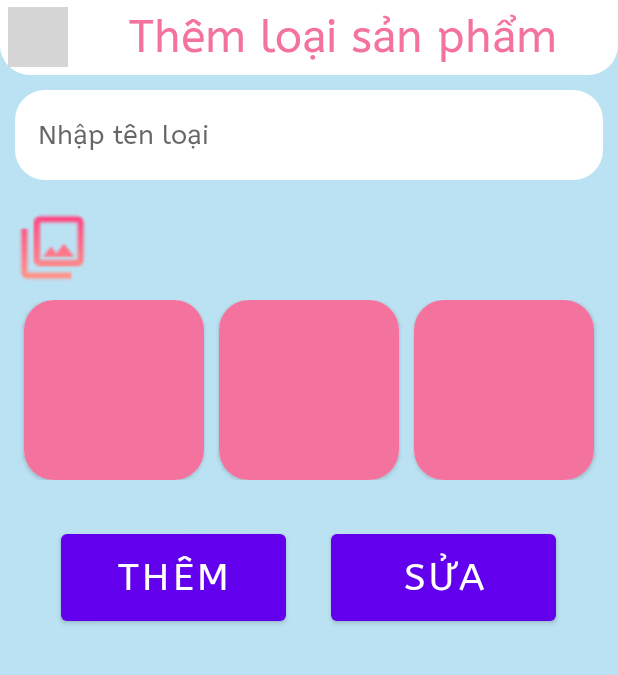
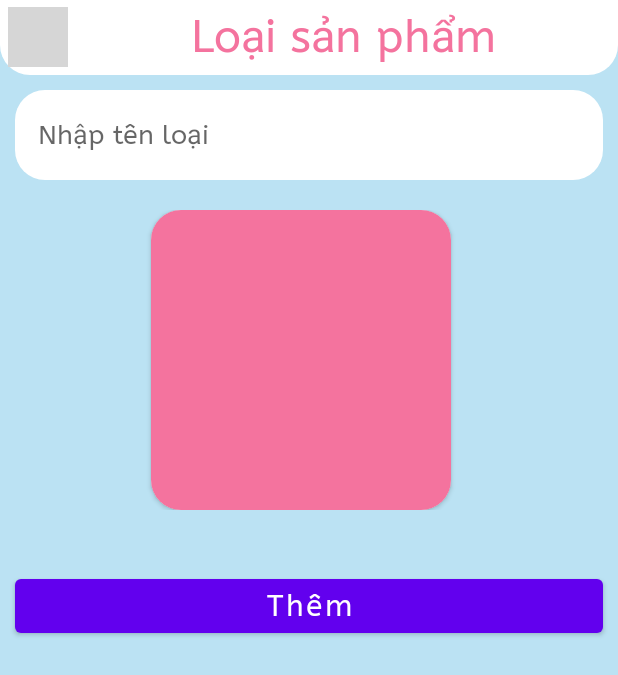
Before and after one commit to thongnguyen121/BeautyStore, an Android app: the Activity_add_Categories screen opened directly, with no data from a screen before it, on a phone screen of 412 x 824 dp. Shown: the top 675 px of the screen. Run offline under Robolectric (Android 15) with nearby library versions, the phone set to English and light mode, and no system bars; our stand-ins replace Firebase (no records; nobody signed in at launch, a user with empty details on screens opened directly); pictures from the network do not load; 3 statements that could not run were skipped; grey boxes are pictures that could not be loaded.

Commit message:
Thêm và sửa Loại sản phẩm

```diff
--- a/app/src/main/java/com/example/beautystore/activity/Activity_add_Categories.java
+++ b/app/src/main/java/com/example/beautystore/activity/Activity_add_Categories.java
@@ -1,16 +1,254 @@
 package com.example.beautystore.activity;
 
+import androidx.activity.result.ActivityResult;
+import androidx.activity.result.ActivityResultCallback;
+import androidx.activity.result.ActivityResultLauncher;
+import androidx.activity.result.contract.ActivityResultContracts;
+import androidx.annotation.NonNull;
 import androidx.appcompat.app.AppCompatActivity;
 
+import android.content.Intent;
+import android.net.Uri;
+import android.os.Build;
 import android.os.Bundle;
+import android.provider.MediaStore;
+import android.text.TextUtils;
+import android.util.Log;
+import android.view.View;
+import android.widget.Button;
+import android.widget.EditText;
+import android.widget.ImageView;
+import android.widget.Toast;
 
+import com.bumptech.glide.Glide;
 import com.example.beautystore.R;
+import com.example.beautystore.fragments.Fragment_warehouse_list;
+import com.example.beautystore.model.Categories;
+import com.google.android.gms.tasks.OnFailureListener;
+import com.google.android.gms.tasks.OnSuccessListener;
+import com.google.android.gms.tasks.Task;
+import com.google.firebase.database.DataSnapshot;
+import com.google.firebase.database.DatabaseError;
+import com.google.firebase.database.DatabaseReference;
+import com.google.firebase.database.FirebaseDatabase;
+import com.google.firebase.database.ValueEventListener;
+import com.google.firebase.storage.FirebaseStorage;
+import com.google.firebase.storage.StorageReference;
+import com.google.firebase.storage.UploadTask;
+
+import java.util.ArrayList;
+import java.util.HashMap;
+import java.util.Map;
 
 public class Activity_add_Categories extends AppCompatActivity {
+    ImageView ivBack, imgCategory;
+    EditText edtNameCate;
+    Button btnAddCate, btnEditCate;
+    ActivityResultLauncher<Intent> resultLauncher;
+    Uri imageURI;
+    String id_cate = "",autoId_category , nameCate,oldImageURI;
+    FirebaseDatabase firebaseDatabase;
+    DatabaseReference databaseReference, reference;
+    boolean status;
 
     @Override
     protected void onCreate(Bundle savedInstanceState) {
         super.onCreate(savedInstanceState);
         setContentView(R.layout.activity_add_categories);
+        setControl();
+        firebaseDatabase = FirebaseDatabase.getInstance();
+        databaseReference = firebaseDatabase.getReference();
+        status = Fragment_warehouse_list.statusCate;
+        id_cate = getIntent().getStringExtra("id_category");
+        setEvent();
+
+    }
+
+    private void loadCategory(String id_cate) {
+        databaseReference.child("Categories").child(id_cate).addListenerForSingleValueEvent(new ValueEventListener() {
+            @Override
+            public void onDataChange(@NonNull DataSnapshot snapshot) {
+                Categories categories = snapshot.getValue(Categories.class);
+                edtNameCate.setText(categories.getCategories_name());
+                Glide.with(Activity_add_Categories.this).load(categories.getImg_categories()).into(imgCategory);
+                oldImageURI = categories.getImg_categories();
+            }
+
+            @Override
+            public void onCancelled(@NonNull DatabaseError error) {
+
+            }
+        });
+//        Toast.makeText(this, "id la " + id_cate, Toast.LENGTH_SHORT).show();
+    }
+
+    private void setEvent() {
+        getIDCategories();
+        ivBack.setOnClickListener(new View.OnClickListener() {
+            @Override
+            public void onClick(View view) {
+                onBackPressed();
+            }
+        });
+
+        if (status) {
+            btnEditCate.setVisibility(View.GONE);
+            Log.d("TAG", "id cua loai " + id_cate);
+        } else {
+            btnAddCate.setVisibility(View.GONE);
+            Log.d("TAG", "id cua loai " + id_cate);
+        }
+        registerResult();
+        imgCategory.setOnClickListener(new View.OnClickListener() {
+            @Override
+            public void onClick(View view) {
+                Intent i = new Intent();
+                if (Build.VERSION.SDK_INT > 30) {
+                    i = new Intent(MediaStore.ACTION_PICK_IMAGES);
+                    Toast.makeText(Activity_add_Categories.this, "android 13", Toast.LENGTH_SHORT).show();
+                } else {
+                    i.setType("image/*");
+                    i.setAction(Intent.ACTION_GET_CONTENT);
+                }
+                resultLauncher.launch(i);
+            }
+        });
+        if (status == false) {
+            loadCategory(id_cate);
+        }
+        btnAddCate.setOnClickListener(new View.OnClickListener() {
+            @Override
+            public void onClick(View view) {
+                if (imageURI == null || TextUtils.isEmpty(edtNameCate.getText())) {
+                    Toast.makeText(Activity_add_Categories.this, "Vui long cung cap day du thong tin", Toast.LENGTH_SHORT).show();
+                } else {
+                    reference = FirebaseDatabase.getInstance().getReference("Categories/" + autoId_category);
+                    StorageReference storageReference = FirebaseStorage.getInstance().getReference().child("imgProducts").child(autoId_category);
+                    storageReference.putFile(imageURI).addOnSuccessListener(new OnSuccessListener<UploadTask.TaskSnapshot>() {
+                        @Override
+                        public void onSuccess(UploadTask.TaskSnapshot taskSnapshot) {
+                            Task<Uri> uriTask = taskSnapshot.getStorage().getDownloadUrl();
+                            while (!uriTask.isComplete()) ;
+                            imageURI = uriTask.getResult();
+                            Categories categories = new Categories(autoId_category, edtNameCate.getText().toString(), imageURI.toString());
+                            reference.setValue(categories);
+                        }
+                    }).addOnFailureListener(new OnFailureListener() {
+                        @Override
+                        public void onFailure(@NonNull Exception e) {
+                            Toast.makeText(Activity_add_Categories.this, "ko ther", Toast.LENGTH_SHORT).show();
+                        }
+                    });
+                    Toast.makeText(Activity_add_Categories.this, "dep chai" + autoId_category, Toast.LENGTH_SHORT).show();
+                }
+            }
+        });
+        btnEditCate.setOnClickListener(new View.OnClickListener() {
+            @Override
+            public void onClick(View view) {
+                nameCate = edtNameCate.getText().toString();
+                reference = FirebaseDatabase.getInstance().getReference("Categories").child(id_cate);
+                if (imageURI == null ){
+                    Toast.makeText(Activity_add_Categories.this, "ko co hinh", Toast.LENGTH_SHORT).show();
+                    reference.addListenerForSingleValueEvent(new ValueEventListener() {
+                        @Override
+                        public void onDataChange(@NonNull DataSnapshot snapshot) {
+                            if (snapshot.exists()){
+                                Map<String, Object> updates = new HashMap<>();
+                                updates.put("categories_name", nameCate);
+                                reference.updateChildren(updates);
+                                Toast.makeText(Activity_add_Categories.this, "Cap nhat thanh cong", Toast.LENGTH_SHORT).show();
+                            }
+                        }
+                        @Override
+                        public void onCancelled(@NonNull DatabaseError error) {
+                            Toast.makeText(Activity_add_Categories.this, "Ko dc", Toast.LENGTH_SHORT).show();
+                        }
+                    });
+                }else {
+                    Toast.makeText(Activity_add_Categories.this, "co hinh", Toast.LENGTH_SHORT).show();
+                    StorageReference storageReference = FirebaseStorage.getInstance().getReference().child("imgProducts").child(id_cate);
+                    storageReference.putFile(imageURI).addOnSuccessListener(new OnSuccessListener<UploadTask.TaskSnapshot>() {
+                        @Override
+                        public void onSuccess(UploadTask.TaskSnapshot taskSnapshot) {
+                            Task<Uri> uriTask = taskSnapshot.getStorage().getDownloadUrl();
+                            while (!uriTask.isComplete()) ;
+                            imageURI = uriTask.getResult();
+                            reference.addListenerForSingleValueEvent(new ValueEventListener() {
+                                @Override
+                                public void onDataChange(@NonNull DataSnapshot snapshot) {
+                                    if (snapshot.exists()){
+                                        Map<String, Object> updatesCategory = new HashMap<>();
+                                        updatesCategory.put("categories_name", nameCate);
+                                        updatesCategory.put("img_categories",imageURI.toString());
+                                        reference.updateChildren(updatesCategory);
+                                        Toast.makeText(Activity_add_Categories.this, "update thanh cong", Toast.LENGTH_SHORT).show();
+                                    }
+                                }
+
+                                @Override
+                                public void onCancelled(@NonNull DatabaseError error) {
+                                    Toast.makeText(Activity_add_Categories.this, "ko dc", Toast.LENGTH_SHORT).show();
+                                }
+                            });
+                        }
+                    }).addOnFailureListener(new OnFailureListener() {
+                        @Override
+                        public void onFailure(@NonNull Exception e) {
+                            Toast.makeText(Activity_add_Categories.this, "ko ther", Toast.LENGTH_SHORT).show();
+                        }
+                    });
+                }
+
+            }
+        });
+    }
+
+    private void registerResult() {
+        resultLauncher = registerForActivityResult(new ActivityResultContracts.StartActivityForResult(), new ActivityResultCallback<ActivityResult>() {
+            @Override
+            public void onActivityResult(ActivityResult o) {
+                try {
+                    imageURI = o.getData().getData();
+                    imgCategory.setImageURI(imageURI);
+                    Log.d("TAG", "hinh anh: " + imageURI.getLastPathSegment());
+                } catch (Exception e) {
+                    Toast.makeText(Activity_add_Categories.this, "no img selected", Toast.LENGTH_SHORT).show();
+                }
+            }
+        });
+    }
+
+    public void getIDCategories() {
+        databaseReference.child("Categories").addValueEventListener(new ValueEventListener() {
+            @Override
+            public void onDataChange(@NonNull DataSnapshot snapshot) {
+                ArrayList<String> dsUser = new ArrayList<>();
+                for (DataSnapshot dataSnapshot : snapshot.getChildren()) {
+                    dsUser.add(dataSnapshot.getKey());
+                }
+                String[] temp = dsUser.get(dsUser.size() - 1).split("CT");
+                String id = "";
+                if (Integer.parseInt(temp[1]) < 10) {
+                    id = "CT0" + (Integer.parseInt(temp[1]) + 1);
+                } else {
+                    id = "CT" + (Integer.parseInt(temp[1]) + 1);
+                }
+                autoId_category = id;
+            }
+
+            @Override
+            public void onCancelled(@NonNull DatabaseError error) {
+
+            }
+        });
+    }
+
+    private void setControl() {
+        ivBack = findViewById(R.id.ivBack);
+        imgCategory = findViewById(R.id.ivCategory);
+        edtNameCate = findViewById(R.id.edtCateName);
+        btnAddCate = findViewById(R.id.btnAddCate);
+        btnEditCate = findViewById(R.id.btnEditCate);
     }
 }
--- a/app/src/main/java/com/example/beautystore/fragments/Fragment_editProfile.java
+++ b/app/src/main/java/com/example/beautystore/fragments/Fragment_editProfile.java
@@ -288,7 +288,7 @@ public class Fragment_editProfile extends Fragment {
                 address = customer.getAddress();
                 password = customer.getPassword();
                 status = customer.getStatus();
-                    Glide.with(requireContext()).load(imageUri).into(imageView);
+                Glide.with(requireContext()).load(imageUri).into(imageView);
                 tvEmail.setText(email);
                 edtTen.setText(name);
                 edtSDT.setText(phoneNum);
--- a/app/src/main/res/layout/activity_add_categories.xml
+++ b/app/src/main/res/layout/activity_add_categories.xml
@@ -21,6 +21,7 @@
             android:src="@drawable/back"
             android:layout_marginLeft="5dp"
             android:layout_gravity="center"
+            android:id="@+id/ivBack"
             ></ImageView>
         <TextView
             android:layout_gravity="center"
@@ -41,15 +42,10 @@
         android:layout_margin="10dp"
         android:fontFamily="@font/abeezeeregular"
         android:background="@drawable/bg_edittext"
+        android:id="@+id/edtCateName"
         >
 
     </EditText>
-    <ImageView
-        android:layout_marginTop="10dp"
-        android:layout_width="50dp"
-        android:layout_height="50dp"
-        android:layout_marginLeft="10dp"
-        android:src="@drawable/library"></ImageView>
 
     <LinearLayout
         android:layout_width="match_parent"
@@ -59,70 +55,47 @@
         android:gravity="center"
         >
         <androidx.cardview.widget.CardView
-            android:layout_width="wrap_content"
-            android:layout_height="wrap_content"
+            android:layout_width="200dp"
+            android:layout_height="200dp"
             android:layout_marginRight="10dp"
             app:cardCornerRadius="20dp"
             >
             <ImageView
-                android:layout_width="120dp"
-                android:layout_height="120dp"
+                android:layout_width="match_parent"
+                android:layout_height="match_parent"
                 android:src="@color/pink"
-
-
+                android:scaleType="fitXY"
+                android:id="@+id/ivCategory"
                 ></ImageView>
         </androidx.cardview.widget.CardView>
-        <androidx.cardview.widget.CardView
-            android:layout_width="wrap_content"
-            android:layout_height="wrap_content"
-            android:layout_marginRight="10dp"
-            app:cardCornerRadius="20dp"
-            >
-            <ImageView
-                android:layout_width="120dp"
-                android:layout_height="120dp"
-                android:src="@color/pink"
-
-
-                ></ImageView>
-        </androidx.cardview.widget.CardView>
-        <androidx.cardview.widget.CardView
-            android:layout_width="wrap_content"
-            android:layout_height="wrap_content"
-            app:cardCornerRadius="20dp"
-            >
-            <ImageView
-                android:layout_width="120dp"
-                android:layout_height="120dp"
-                android:src="@color/pink"
-
-
-                ></ImageView>
-        </androidx.cardview.widget.CardView>
-
     </LinearLayout>
     <LinearLayout
         android:layout_width="match_parent"
         android:layout_height="wrap_content"
         android:layout_marginTop="30dp"
-        android:orientation="horizontal"
+        android:orientation="vertical"
         android:gravity="center"
         android:layout_marginBottom="15dp"
         >
         <Button
-            android:layout_width="150dp"
-            android:layout_height="70dp"
-            android:layout_marginRight="30dp"
+            android:layout_width="match_parent"
+            android:layout_height="wrap_content"
+            android:layout_margin="10dp"
             android:text="@string/btn_them"
-            android:textSize="25dp"
+            android:textSize="20dp"
             android:fontFamily="@font/abeezeeregular"
+            android:id="@+id/btnAddCate"
+            android:textAllCaps="false"
             ></Button>
         <Button
-            android:layout_width="150dp"
-            android:layout_height="70dp"
+            android:layout_width="match_parent"
+            android:layout_height="wrap_content"
+            android:layout_margin="10dp"
+            android:textAllCaps="false"
             android:text="@string/btn_sua"
-            android:textSize="25dp"
+            android:textSize="20dp"
             android:fontFamily="@font/abeezeeregular"
+            android:id="@+id/btnEditCate"
             ></Button>
     </LinearLayout>
 </LinearLayout>
--- a/app/src/main/res/values/strings.xml
+++ b/app/src/main/res/values/strings.xml
@@ -26,7 +26,7 @@
     <string name="chon_anh">Chọn ảnh</string>
     <string name="btn_them">Thêm</string>
     <string name="btn_sua">Sửa</string>
-    <string name="add_categories">Thêm loại sản phẩm</string>
+    <string name="add_categories">Loại sản phẩm</string>
     <string name="add_brand">Thêm hãng</string>
     <string name="name_brand">Nhập tên hãng</string>
     <string name="name_categories">Nhập tên loại</string>
```
Also changed, not shown: app/src/main/java/com/example/beautystore/adapter/RecyclerView_cate_WH.java (+9 -1 lines), app/src/main/java/com/example/beautystore/fragments/Fragment_warehouse_list.java (+10 -1 lines), app/src/main/res/navigation/nav_graph.xml (+10 -1 lines).
